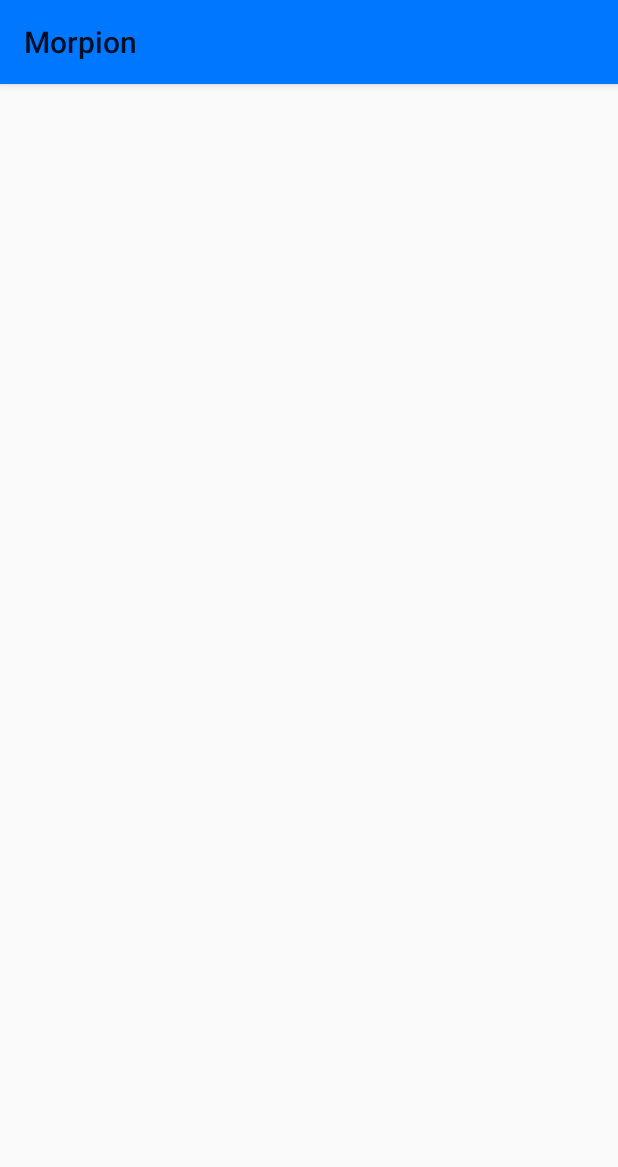
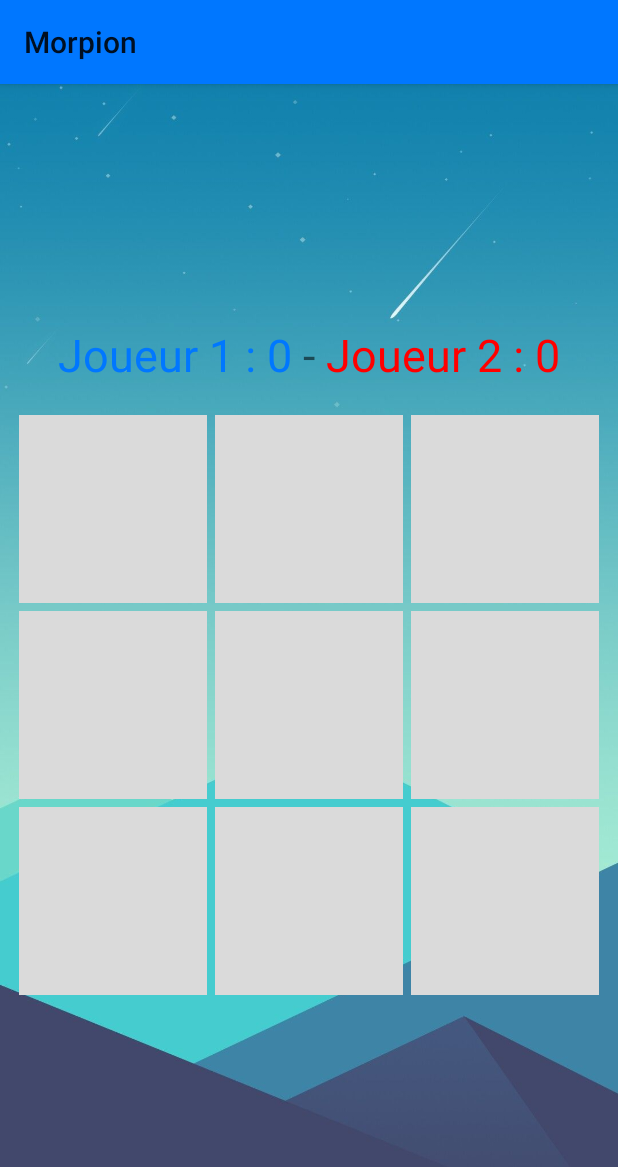
Before and after one commit to Alexandre-Vernet/Morpion, an Android app: the UnJoueurActivity screen opened directly, with no data from a screen before it, on a phone screen of 412 x 824 dp. Shown: the top 1167 px of the screen. Run offline under Robolectric (Android 15) with nearby library versions, the phone set to English and light mode, and no system bars.

Commit message:
Redirection vers le menu en appuyant sur retour en jeu

```diff
--- a/app/src/main/java/com/ynov/vernet/morpion/DeuxJoueursActivity.java
+++ b/app/src/main/java/com/ynov/vernet/morpion/DeuxJoueursActivity.java
@@ -5,6 +5,7 @@ import androidx.appcompat.app.AppCompatActivity;
 
 import android.annotation.SuppressLint;
 import android.content.DialogInterface;
+import android.content.Intent;
 import android.os.Bundle;
 import android.view.View;
 import android.widget.TextView;
@@ -234,4 +235,13 @@ public class DeuxJoueursActivity extends AppCompatActivity implements View.OnCli
 
         victoire = false;
     }
+
+    // Bouton retour
+    @Override
+    public void onBackPressed() {
+        super.onBackPressed();
+        Intent intent = new Intent(getApplicationContext(), MainActivity.class);
+        startActivity(intent);
+        finish();
+    }
 }
--- a/app/src/main/java/com/ynov/vernet/morpion/UnJoueurActivity.java
+++ b/app/src/main/java/com/ynov/vernet/morpion/UnJoueurActivity.java
@@ -2,13 +2,30 @@ package com.ynov.vernet.morpion;
 
 import androidx.appcompat.app.AppCompatActivity;
 
+import android.content.Intent;
 import android.os.Bundle;
+import android.view.View;
 
-public class UnJoueurActivity extends AppCompatActivity {
+public class UnJoueurActivity extends AppCompatActivity implements View.OnClickListener {
 
     @Override
     protected void onCreate(Bundle savedInstanceState) {
         super.onCreate(savedInstanceState);
         setContentView(R.layout.activity_un_joueur);
     }
+
+    @Override
+    public void onClick(View v) {
+
+    }
+
+
+    // Bouton retour
+    @Override
+    public void onBackPressed() {
+        super.onBackPressed();
+        Intent intent = new Intent(getApplicationContext(), MainActivity.class);
+        startActivity(intent);
+        finish();
+    }
 }
--- a/app/src/main/res/layout/activity_deux_joueurs.xml
+++ b/app/src/main/res/layout/activity_deux_joueurs.xml
@@ -4,9 +4,9 @@
     xmlns:tools="http://schemas.android.com/tools"
     android:layout_width="match_parent"
     android:layout_height="match_parent"
+    android:background="@drawable/background"
+    android:gravity="center"
     android:orientation="vertical"
-    android:gravity="center"
-    android:background="@drawable/background"
     tools:context=".DeuxJoueursActivity">
 
     <!--    Affichage des scores-->
--- a/app/src/main/res/layout/activity_un_joueur.xml
+++ b/app/src/main/res/layout/activity_un_joueur.xml
@@ -1,9 +1,166 @@
 <?xml version="1.0" encoding="utf-8"?>
-<androidx.constraintlayout.widget.ConstraintLayout xmlns:android="http://schemas.android.com/apk/res/android"
+<LinearLayout xmlns:android="http://schemas.android.com/apk/res/android"
     xmlns:app="http://schemas.android.com/apk/res-auto"
     xmlns:tools="http://schemas.android.com/tools"
     android:layout_width="match_parent"
     android:layout_height="match_parent"
+    android:background="@drawable/background"
+    android:gravity="center"
+    android:orientation="vertical"
     tools:context=".UnJoueurActivity">
 
-</androidx.constraintlayout.widget.ConstraintLayout>
+    <!--    Affichage des scores-->
+    <LinearLayout
+        android:layout_width="wrap_content"
+        android:layout_height="wrap_content">
+
+        <TextView
+            android:id="@+id/scoreJ1"
+            android:layout_width="wrap_content"
+            android:layout_height="wrap_content"
+            android:text="@string/joueur1"
+            android:textColor="@color/joueur1"
+            android:textSize="30sp" />
+
+        <TextView
+            android:layout_width="wrap_content"
+            android:layout_height="wrap_content"
+            android:text=" - "
+            android:textSize="30sp" />
+
+        <TextView
+            android:id="@+id/scoreJ2"
+            android:layout_width="wrap_content"
+            android:layout_height="wrap_content"
+            android:text="@string/joueur2"
+            android:textColor="@color/joueur2"
+            android:textSize="30sp" />
+    </LinearLayout>
+
+
+    <!--    Zone de jeu-->
+    <LinearLayout
+        android:layout_width="wrap_content"
+        android:layout_height="wrap_content"
+        android:layout_marginTop="20dp">
+
+        <TextView
+            android:id="@+id/btn0"
+            android:layout_width="125dp"
+            android:layout_height="125dp"
+            android:layout_marginStart="5dp"
+            android:background="#dadada"
+            android:clickable="true"
+            android:focusable="true"
+            android:textAlignment="center"
+            android:textSize="90dp" />
+
+        <TextView
+            android:id="@+id/btn1"
+            android:layout_width="125dp"
+            android:layout_height="125dp"
+            android:layout_marginStart="5dp"
+            android:background="#dadada"
+            android:clickable="true"
+            android:focusable="true"
+            android:textAlignment="center"
+            android:textSize="90dp" />
+
+        <TextView
+            android:id="@+id/btn2"
+            android:layout_width="125dp"
+            android:layout_height="125dp"
+            android:layout_marginLeft="5dp"
+            android:layout_marginRight="5dp"
+            android:background="#dadada"
+            android:clickable="true"
+            android:focusable="true"
+            android:textAlignment="center"
+            android:textSize="90dp" />
+    </LinearLayout>
+
+    <LinearLayout
+        android:layout_width="wrap_content"
+        android:layout_height="wrap_content">
+
+        <TextView
+            android:id="@+id/btn3"
+            android:layout_width="125dp"
+            android:layout_height="125dp"
+            android:layout_marginStart="5dp"
+            android:layout_marginTop="5dp"
+            android:background="#dadada"
+            android:clickable="true"
+            android:focusable="true"
+            android:textAlignment="center"
+            android:textSize="90dp" />
+
+        <TextView
+            android:id="@+id/btn4"
+            android:layout_width="125dp"
+            android:layout_height="125dp"
+            android:layout_marginStart="5dp"
+            android:layout_marginTop="5dp"
+            android:background="#dadada"
+            android:clickable="true"
+            android:focusable="true"
+            android:textAlignment="center"
+            android:textSize="90dp" />
+
+        <TextView
+            android:id="@+id/btn5"
+            android:layout_width="125dp"
+            android:layout_height="125dp"
+            android:layout_marginLeft="5dp"
+            android:layout_marginTop="5dp"
+            android:layout_marginRight="5dp"
+            android:background="#dadada"
+            android:clickable="true"
+            android:focusable="true"
+            android:textAlignment="center"
+            android:textSize="90dp" />
+    </LinearLayout>
+
+    <LinearLayout
+        android:layout_width="wrap_content"
+        android:layout_height="wrap_content">
+
+        <TextView
+            android:id="@+id/btn6"
+            android:layout_width="125dp"
+            android:layout_height="125dp"
+            android:layout_marginStart="5dp"
+            android:layout_marginTop="5dp"
+            android:background="#dadada"
+            android:clickable="true"
+            android:focusable="true"
+            android:textAlignment="center"
+            android:textSize="90dp" />
+
+        <TextView
+            android:id="@+id/btn7"
+            android:layout_width="125dp"
+            android:layout_height="125dp"
+            android:layout_marginStart="5dp"
+            android:layout_marginTop="5dp"
+            android:background="#dadada"
+            android:clickable="true"
+            android:focusable="true"
+            android:textAlignment="center"
+            android:textSize="90dp" />
+
+        <TextView
+            android:id="@+id/btn8"
+            android:layout_width="125dp"
+            android:layout_height="125dp"
+            android:layout_marginLeft="5dp"
+            android:layout_marginTop="5dp"
+            android:layout_marginRight="5dp"
+            android:background="#dadada"
+            android:clickable="true"
+            android:focusable="true"
+            android:textAlignment="center"
+            android:textSize="90dp" />
+    </LinearLayout>
+
+</LinearLayout>
```
